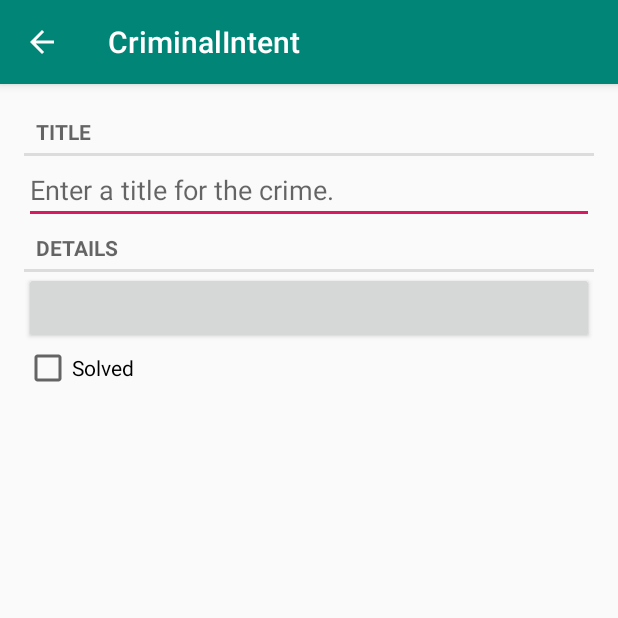
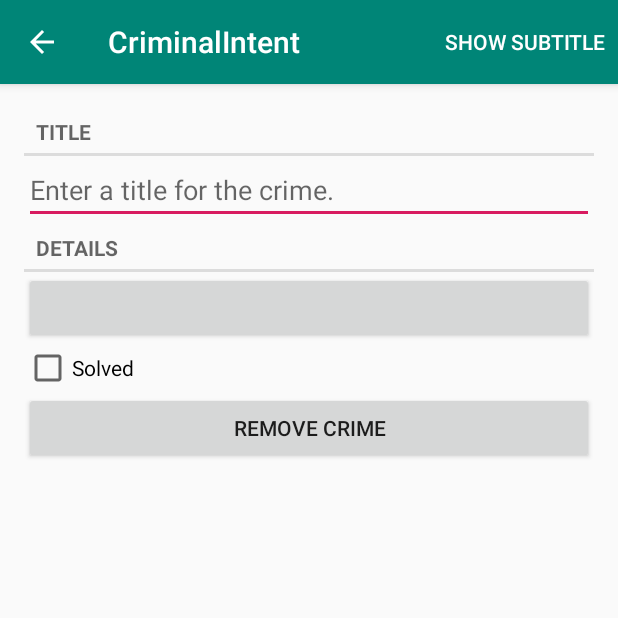
Before and after one commit to usc-h-f015/CriminalIntent, an Android app: the CrimeFragment screen opened directly, with no data from a screen before it, on a phone screen of 412 x 824 dp, the top half of it. Run offline under Robolectric (Android 15) with nearby library versions, the phone set to English and light mode, and no system bars; 3 statements that could not run were skipped.

Commit message:
Complete chapter 13

```diff
--- a/app/src/main/java/android/bignerdranch/com/CrimeFragment.java
+++ b/app/src/main/java/android/bignerdranch/com/CrimeFragment.java
@@ -16,6 +16,7 @@ import android.widget.CheckBox;
 import android.widget.CompoundButton;
 import android.widget.EditText;
 
+import androidx.core.app.NavUtils;
 import androidx.fragment.app.Fragment;
 import androidx.fragment.app.FragmentManager;
 
@@ -31,6 +32,9 @@ public class CrimeFragment extends Fragment {
     private EditText mTitleField;
     private Button mDateButton;
     private CheckBox mSolvedCheckBox;
+    public Button mDeleteButton;
+
+
 
     public static CrimeFragment newInstance(UUID crimeId) {
         Bundle args = new Bundle();
@@ -46,17 +50,13 @@ public class CrimeFragment extends Fragment {
         UUID crimeId = (UUID) getArguments().getSerializable(ARG_CRIME_ID);
         mCrime = CrimeLab.get(getActivity()).getCrime(crimeId);
     }
-   /* @Override
+    @Override
     public void onCreateOptionsMenu(Menu menu, MenuInflater inflater) {
         super.onCreateOptionsMenu(menu, inflater);
         inflater.inflate(R.menu.fragment_crime_list, menu);
+        menu.findItem(R.id.remove_crime); // will show item in menu
+        menu.removeItem(R.id.new_crime); // will remove item from menu
     }
-    @Override
-    public boolean onOptionsItemSelected(MenuItem item) {
-        switch (item.getItemId()) {
-            case R.id.remove_crime:
-        }
-    }*/
     @Override
     public View onCreateView(LayoutInflater inflater, ViewGroup container,
                              Bundle savedInstanceState) {
@@ -99,7 +99,17 @@ public class CrimeFragment extends Fragment {
             public void onCheckedChanged(CompoundButton buttonView,
                                          boolean isChecked) {
                 mCrime.setSolved(isChecked);
-            } });
+            }
+        });
+        mDeleteButton = (Button)v.findViewById(R.id.remove_crime);
+        mDeleteButton.setOnClickListener(new View.OnClickListener() {
+            @Override
+            public void onClick(View v) {
+                CrimeLab crimeLab = CrimeLab.get(getActivity());
+                crimeLab.deleteItem(mCrime.getId());
+               // this.getClass().;
+            }
+        });
 
         return v;
     }
--- a/app/src/main/java/android/bignerdranch/com/CrimeListFragment.java
+++ b/app/src/main/java/android/bignerdranch/com/CrimeListFragment.java
@@ -25,6 +25,7 @@ public class CrimeListFragment extends Fragment {
     private RecyclerView mCrimeRecyclerView;
     private CrimeAdapter mAdapter;
     private boolean mSubtitleVisible;
+    private Crime mCrime;
 
     @Override
     public void onCreate(Bundle savedInstanceState) {
@@ -67,6 +68,7 @@ public class CrimeListFragment extends Fragment {
             subtitleItem.setTitle(R.string.hide_subtitle);
         } else {
             subtitleItem.setTitle(R.string.show_subtitle);
+
         }
     }
     @Override
@@ -83,10 +85,10 @@ public class CrimeListFragment extends Fragment {
                 mSubtitleVisible = !mSubtitleVisible; getActivity().invalidateOptionsMenu();
                 updateSubtitle();
                 return true;
- /*           case R.id.remove_crime:
+            /*case R.id.remove_crime:
                 CrimeLab crimeLab = CrimeLab.get(getActivity());
                 crimeLab.deleteItem(mCrime.getId());
-                Intent intent = new Intent(getActivity(), CrimeListActivity.class);
+               intent = new Intent(getActivity(), CrimeListActivity.class);
                 startActivity(intent);
                 return true;*/
 
--- a/app/src/main/res/layout/fragment_crime.xml
+++ b/app/src/main/res/layout/fragment_crime.xml
@@ -35,4 +35,10 @@ android:orientation="vertical">
     android:layout_height="wrap_content"
     android:text="@string/crime_solved_label"/>
 
+    <Button
+        android:id="@+id/remove_crime"
+        android:layout_width="match_parent"
+        android:layout_height="wrap_content"
+        android:text="@string/remove_crime" />/>
+
 </LinearLayout>
--- a/app/src/main/res/menu/fragment_crime_list.xml
+++ b/app/src/main/res/menu/fragment_crime_list.xml
@@ -10,10 +10,5 @@
         android:id="@+id/show_subtitle"
         android:title="@string/show_subtitle"
         app:showAsAction="ifRoom"/>
-    <item
-        android:id="@+id/remove_crime"
-        android:icon="@drawable/ic_menu_remove"
-        android:title="@string/remove_crime"
-        app:showAsAction="ifRoom|withText"/>
 
 </menu>
```
